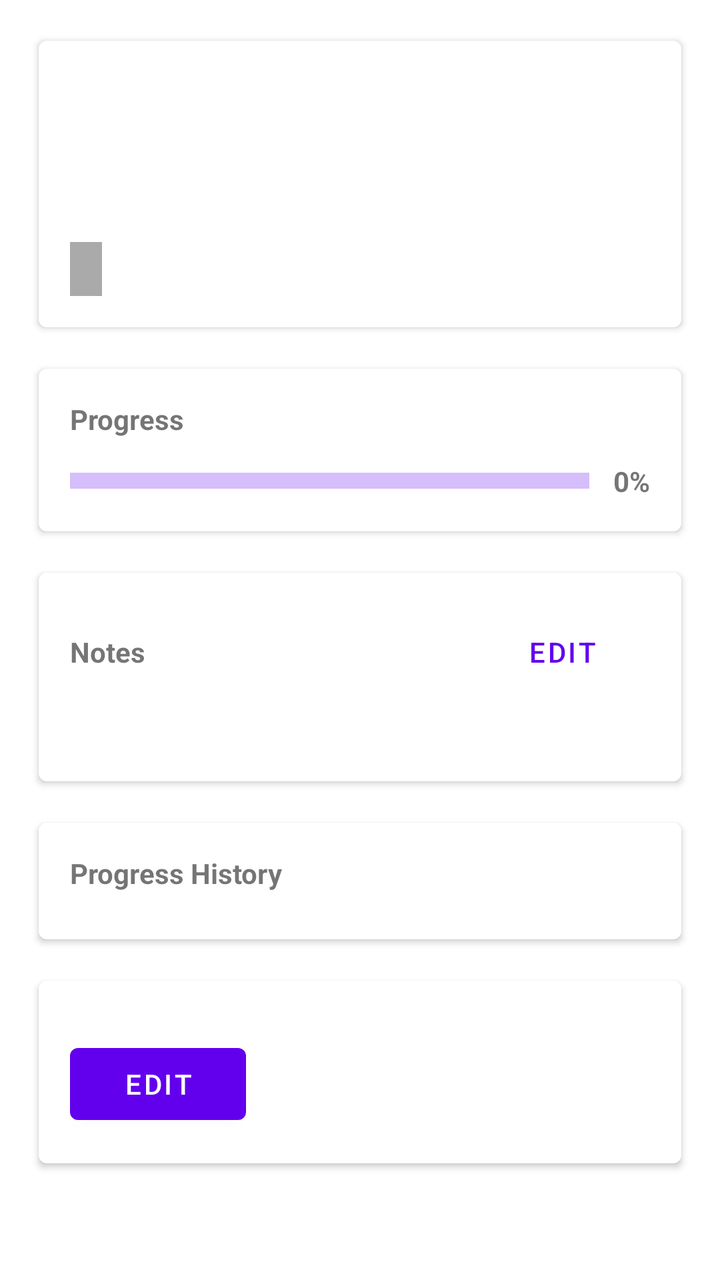
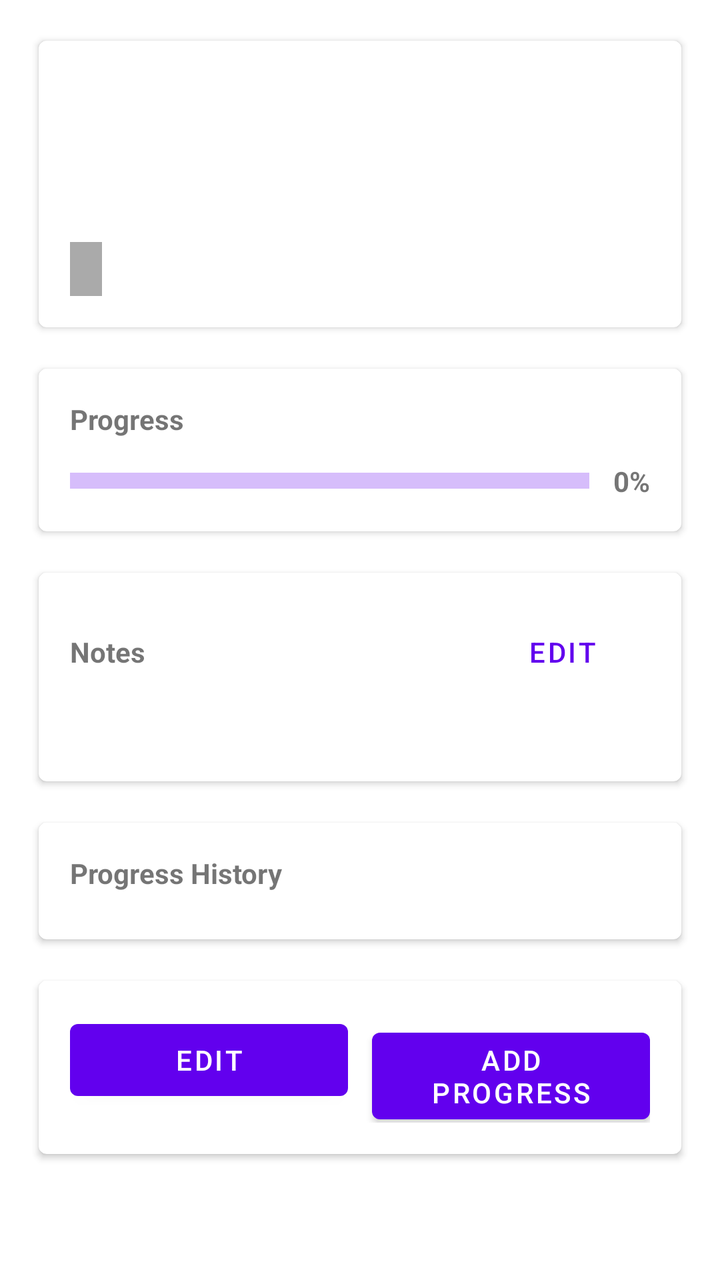

The first picture is an Android layout as it rendered before a commit; the second is the same layout after the commit. The layout source and the unified diff follow.
<!-- AndroidManifest.xml: application theme Theme.Progress -->
<!-- res/layout/fragment_schedule_details.xml -->
<?xml version="1.0" encoding="utf-8"?>
<ScrollView xmlns:android="http://schemas.android.com/apk/res/android"
    xmlns:app="http://schemas.android.com/apk/res-auto"
    android:layout_width="match_parent"
    android:layout_height="match_parent"
    android:fillViewport="true">

    <LinearLayout
        android:orientation="vertical"
        android:padding="16dp"
        android:layout_width="match_parent"
        android:layout_height="wrap_content">

        
        <com.google.android.material.card.MaterialCardView
            android:layout_width="match_parent"
            android:layout_height="wrap_content"
            android:layout_marginBottom="12dp"
            app:cardUseCompatPadding="true"
            app:cardElevation="2dp"
            app:strokeWidth="0dp">

            <LinearLayout
                android:layout_width="match_parent"
                android:layout_height="wrap_content"
                android:orientation="vertical"
                android:padding="16dp">

                <TextView
                    android:id="@+id/tvHabitName"
                    android:layout_width="match_parent"
                    android:layout_height="wrap_content"
                    android:textStyle="bold"
                    android:textSize="20sp"
                    android:textColor="@android:color/black"/>

                <TextView
                    android:id="@+id/tvGoal"
                    android:layout_width="match_parent"
                    android:layout_height="wrap_content"
                    android:layout_marginTop="4dp"
                    android:textColor="@android:color/darker_gray"/>

                <TextView
                    android:id="@+id/tvDescription"
                    android:layout_width="match_parent"
                    android:layout_height="wrap_content"
                    android:layout_marginTop="8dp"/>

                <TextView
                    android:id="@+id/tvStatus"
                    android:layout_width="wrap_content"
                    android:layout_height="wrap_content"
                    android:layout_marginTop="8dp"
                    android:paddingStart="8dp"
                    android:paddingEnd="8dp"
                    android:paddingTop="4dp"
                    android:paddingBottom="4dp"
                    android:textStyle="bold"
                    android:textAllCaps="true"
                    android:textColor="@android:color/white"
                    android:background="@android:color/darker_gray"/>

            </LinearLayout>
        </com.google.android.material.card.MaterialCardView>

        
        <com.google.android.material.card.MaterialCardView
            android:layout_width="match_parent"
            android:layout_height="wrap_content"
            android:layout_marginBottom="12dp"
            app:cardUseCompatPadding="true"
            app:cardElevation="2dp"
            app:strokeWidth="0dp">

            <LinearLayout
                android:layout_width="match_parent"
                android:layout_height="wrap_content"
                android:orientation="vertical"
                android:padding="16dp">

                <TextView
                    android:layout_width="match_parent"
                    android:layout_height="wrap_content"
                    android:text="Progress"
                    android:textStyle="bold"/>

                <LinearLayout
                    android:layout_width="match_parent"
                    android:layout_height="wrap_content"
                    android:orientation="horizontal"
                    android:gravity="center_vertical"
                    android:paddingTop="12dp">

                    <com.google.android.material.progressindicator.LinearProgressIndicator
                        android:id="@+id/progressBar"
                        style="@style/Widget.MaterialComponents.LinearProgressIndicator"
                        android:layout_width="0dp"
                        android:layout_height="wrap_content"
                        android:layout_weight="1"
                        android:max="100"
                        app:trackThickness="8dp"/>

                    <TextView
                        android:id="@+id/tvProgressPercent"
                        android:layout_width="wrap_content"
                        android:layout_height="wrap_content"
                        android:paddingStart="12dp"
                        android:textStyle="bold"
                        android:text="0%" />
                </LinearLayout>
            </LinearLayout>
        </com.google.android.material.card.MaterialCardView>

        
        <com.google.android.material.card.MaterialCardView
            android:id="@+id/groupNotes"
            android:layout_width="match_parent"
            android:layout_height="wrap_content"
            android:layout_marginBottom="12dp"
            app:cardUseCompatPadding="true"
            app:cardElevation="2dp"
            app:strokeWidth="0dp">

            <LinearLayout
                android:layout_width="match_parent"
                android:layout_height="wrap_content"
                android:orientation="vertical"
                android:padding="16dp">

                <LinearLayout
                    android:layout_width="match_parent"
                    android:layout_height="wrap_content"
                    android:orientation="horizontal"
                    android:gravity="center_vertical">

                    <TextView
                        android:layout_width="0dp"
                        android:layout_height="wrap_content"
                        android:layout_weight="1"
                        android:text="Notes"
                        android:textStyle="bold" />

                    <com.google.android.material.button.MaterialButton
                        android:id="@+id/btnEditNotes"
                        style="@style/Widget.MaterialComponents.Button.TextButton"
                        android:layout_width="wrap_content"
                        android:layout_height="wrap_content"
                        android:text="Edit" />
                </LinearLayout>

                <TextView
                    android:id="@+id/tvNotes"
                    android:layout_width="match_parent"
                    android:layout_height="wrap_content"
                    android:layout_marginTop="6dp" />

                <com.google.android.material.textfield.TextInputLayout
                    android:id="@+id/tilNotes"
                    android:layout_width="match_parent"
                    android:layout_height="wrap_content"
                    android:visibility="gone"
                    app:hintEnabled="true"
                    android:layout_marginTop="8dp">

                    <com.google.android.material.textfield.TextInputEditText
                        android:id="@+id/etNotes"
                        android:layout_width="match_parent"
                        android:layout_height="wrap_content"
                        android:hint="Type notes..."
                        android:inputType="textMultiLine"
                        android:minLines="3"
                        android:maxLines="6"/>
                </com.google.android.material.textfield.TextInputLayout>

                <LinearLayout
                    android:id="@+id/notesEditActions"
                    android:layout_width="match_parent"
                    android:layout_height="wrap_content"
                    android:orientation="horizontal"
                    android:gravity="end"
                    android:visibility="gone"
                    android:layout_marginTop="8dp">

                    <com.google.android.material.button.MaterialButton
                        android:id="@+id/btnCancelNotes"
                        style="@style/Widget.MaterialComponents.Button.TextButton"
                        android:layout_width="wrap_content"
                        android:layout_height="wrap_content"
                        android:text="Cancel"/>

                    <com.google.android.material.button.MaterialButton
                        android:id="@+id/btnSaveNotes"
                        style="@style/Widget.MaterialComponents.Button"
                        android:layout_width="wrap_content"
                        android:layout_height="wrap_content"
                        android:text="Save"/>
                </LinearLayout>
            </LinearLayout>
        </com.google.android.material.card.MaterialCardView>

        
        <com.google.android.material.card.MaterialCardView
            android:layout_width="match_parent"
            android:layout_height="wrap_content"
            app:cardUseCompatPadding="true"
            app:cardElevation="2dp"
            app:strokeWidth="0dp">

            <LinearLayout
                android:layout_width="match_parent"
                android:layout_height="wrap_content"
                android:orientation="vertical"
                android:padding="16dp">

                <TextView
                    android:layout_width="match_parent"
                    android:layout_height="wrap_content"
                    android:text="Progress History"
                    android:textStyle="bold" />

                <androidx.recyclerview.widget.RecyclerView
                    android:id="@+id/rvProgressHistory"
                    android:layout_width="match_parent"
                    android:layout_height="wrap_content"
                    android:nestedScrollingEnabled="false"
                    android:layout_marginTop="8dp" />
            </LinearLayout>
        </com.google.android.material.card.MaterialCardView>

        
        <com.google.android.material.card.MaterialCardView
            android:layout_width="match_parent"
            android:layout_height="wrap_content"
            android:layout_marginTop="12dp"
            app:cardUseCompatPadding="true"
            app:cardElevation="2dp"
            app:strokeWidth="0dp">

            <LinearLayout
                android:layout_width="match_parent"
                android:layout_height="wrap_content"
                android:orientation="vertical"
                android:padding="16dp">

                <Button
                    android:id="@+id/btnEditSchedule"
                    android:layout_width="wrap_content"
                    android:layout_height="wrap_content"
                    android:layout_marginTop="12dp"
                    android:text="Edit" />
            </LinearLayout>
        </com.google.android.material.card.MaterialCardView>

    </LinearLayout>
</ScrollView>
<!-- resources referenced by this layout -->
<resources>
  <style name="Theme.Progress" parent="Theme.MaterialComponents.DayNight.DarkActionBar">
          
          <item name="colorPrimary">@color/purple_500</item>
          <item name="colorPrimaryVariant">@color/purple_700</item>
          <item name="colorOnPrimary">@color/white</item>
          
          <item name="colorSecondary">@color/teal_200</item>
          <item name="colorSecondaryVariant">@color/teal_700</item>
          <item name="colorOnSecondary">@color/black</item>
          
          <item name="android:statusBarColor">?attr/colorPrimaryVariant</item>
          
      </style>
  <color name="purple_500">#FF6200EE</color>
  <color name="purple_700">#FF3700B3</color>
  <color name="white">#FFFFFFFF</color>
  <color name="teal_200">#FF03DAC5</color>
  <color name="teal_700">#FF018786</color>
  <color name="black">#FF000000</color>
</resources>

<!-- the commit's change to res/layout/fragment_schedule_details.xml (unified diff, before → after) -->
@@ -11,7 +11,6 @@
         android:layout_width="match_parent"
         android:layout_height="wrap_content">
 
-        
         <com.google.android.material.card.MaterialCardView
             android:layout_width="match_parent"
             android:layout_height="wrap_content"
@@ -64,7 +63,6 @@
             </LinearLayout>
         </com.google.android.material.card.MaterialCardView>
 
-        
         <com.google.android.material.card.MaterialCardView
             android:layout_width="match_parent"
             android:layout_height="wrap_content"
@@ -112,7 +110,6 @@
             </LinearLayout>
         </com.google.android.material.card.MaterialCardView>
 
-        
         <com.google.android.material.card.MaterialCardView
             android:id="@+id/groupNotes"
             android:layout_width="match_parent"
@@ -138,7 +135,7 @@
                         android:layout_width="0dp"
                         android:layout_height="wrap_content"
                         android:layout_weight="1"
-                        android:text="Notes"
+                        android:text="@string/notes_label"
                         android:textStyle="bold" />
 
                     <com.google.android.material.button.MaterialButton
@@ -146,7 +143,7 @@
                         style="@style/Widget.MaterialComponents.Button.TextButton"
                         android:layout_width="wrap_content"
                         android:layout_height="wrap_content"
-                        android:text="Edit" />
+                        android:text="@string/edit" />
                 </LinearLayout>
 
                 <TextView
@@ -167,7 +164,7 @@
                         android:id="@+id/etNotes"
                         android:layout_width="match_parent"
                         android:layout_height="wrap_content"
-                        android:hint="Type notes..."
+                        android:hint="@string/notes_type_here"
                         android:inputType="textMultiLine"
                         android:minLines="3"
                         android:maxLines="6"/>
@@ -187,19 +184,18 @@
                         style="@style/Widget.MaterialComponents.Button.TextButton"
                         android:layout_width="wrap_content"
                         android:layout_height="wrap_content"
-                        android:text="Cancel"/>
+                        android:text="@string/cancel"/>
 
                     <com.google.android.material.button.MaterialButton
                         android:id="@+id/btnSaveNotes"
                         style="@style/Widget.MaterialComponents.Button"
                         android:layout_width="wrap_content"
                         android:layout_height="wrap_content"
-                        android:text="Save"/>
+                        android:text="@string/save"/>
                 </LinearLayout>
             </LinearLayout>
         </com.google.android.material.card.MaterialCardView>
 
-        
         <com.google.android.material.card.MaterialCardView
             android:layout_width="match_parent"
             android:layout_height="wrap_content"
@@ -228,7 +224,6 @@
             </LinearLayout>
         </com.google.android.material.card.MaterialCardView>
 
-        
         <com.google.android.material.card.MaterialCardView
             android:layout_width="match_parent"
             android:layout_height="wrap_content"
@@ -240,15 +235,26 @@
             <LinearLayout
                 android:layout_width="match_parent"
                 android:layout_height="wrap_content"
-                android:orientation="vertical"
+                android:orientation="horizontal"
                 android:padding="16dp">
 
                 <Button
                     android:id="@+id/btnEditSchedule"
-                    android:layout_width="wrap_content"
-                    android:layout_height="wrap_content"
-                    android:layout_marginTop="12dp"
-                    android:text="Edit" />
+                    android:layout_width="0dp"
+                    android:layout_height="wrap_content"
+                    android:layout_weight="1"
+                    android:text="@string/edit" />
+
+                <Space
+                    android:layout_width="12dp"
+                    android:layout_height="1dp" />
+
+                <Button
+                    android:id="@+id/btnAddProgress"
+                    android:layout_width="0dp"
+                    android:layout_height="wrap_content"
+                    android:layout_weight="1"
+                    android:text="@string/add_progress" />
             </LinearLayout>
         </com.google.android.material.card.MaterialCardView>
 
<!-- resource entries referenced after the edit -->
@@ -1,5 +1,11 @@
 <!-- resources referenced by this layout -->
 <resources>
+  <string name="add_progress">Add Progress</string>
+  <string name="cancel">Cancel</string>
+  <string name="edit">Edit</string>
+  <string name="notes_label">Notes</string>
+  <string name="notes_type_here">Type notes...</string>
+  <string name="save">Save</string>
   <style name="Theme.Progress" parent="Theme.MaterialComponents.DayNight.DarkActionBar">
           
           <item name="colorPrimary">@color/purple_500</item>
